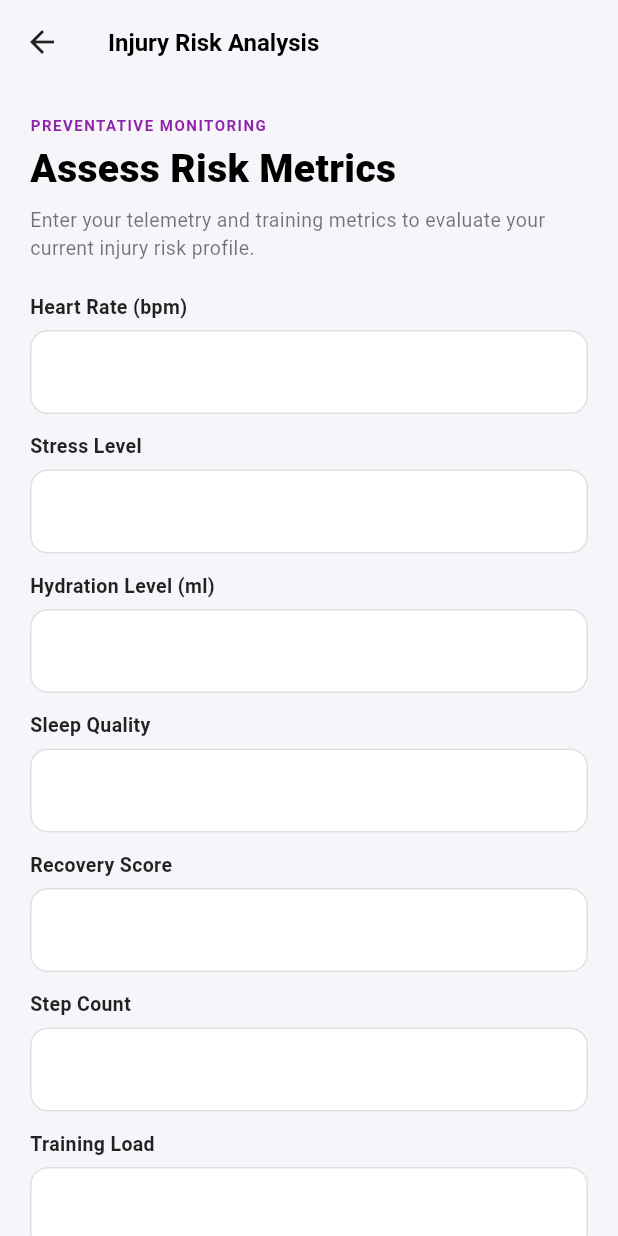
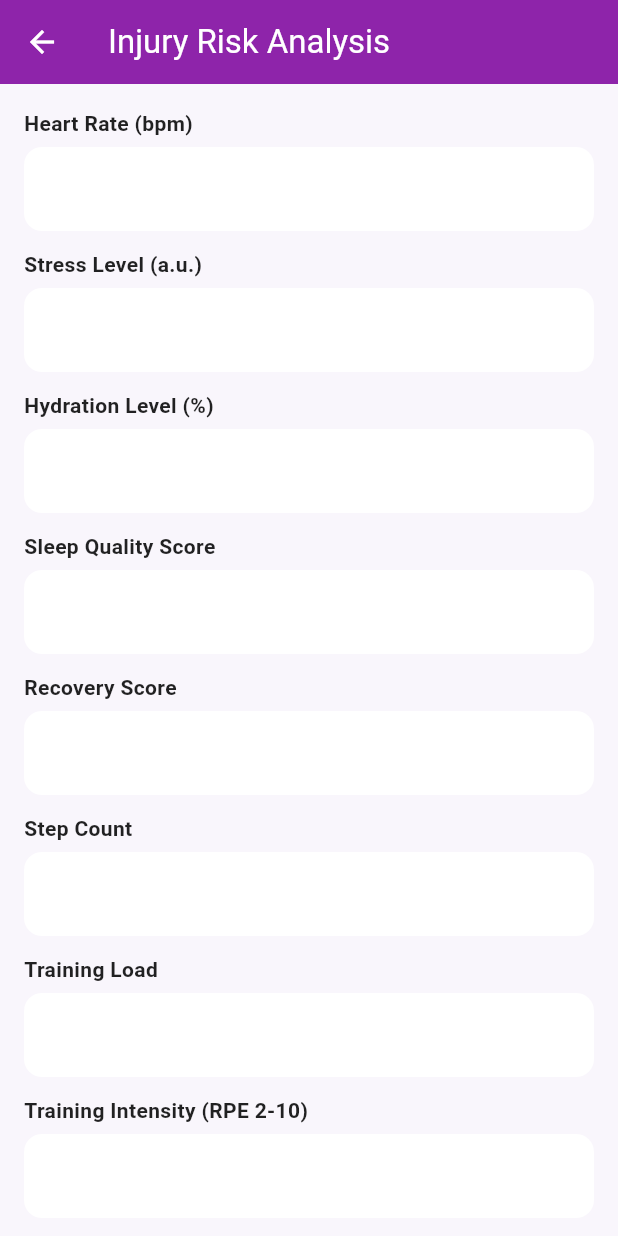
Before and after one commit to ahmadrahees156-creator/fitnect, a Flutter app: the InjuryRiskScreen screen opened directly with empty values, on a phone screen of 412 x 824 dp. Run offline on Flutter 3.47's test engine with Material 3 defaults, Android fonts, the phone set to English and light mode, and no system bars; our stand-ins replace google_sign_in.

Commit message:
injury updated

```diff
--- a/lib/injury.dart
+++ b/lib/injury.dart
@@ -1,14 +1,11 @@
+import 'dart:convert';
 import 'package:flutter/material.dart';
 import 'package:http/http.dart' as http;
-import 'dart:convert';
 
 class InjuryRiskScreen extends StatefulWidget {
   final String token;
 
-  const InjuryRiskScreen({
-    super.key,
-    required this.token,
-  });
+  const InjuryRiskScreen({super.key, required this.token});
 
   @override
   State<InjuryRiskScreen> createState() => _InjuryRiskScreenState();
@@ -18,32 +15,34 @@ class _InjuryRiskScreenState extends State<InjuryRiskScreen> {
   final _formKey = GlobalKey<FormState>();
 
 
-  final TextEditingController _heartRateController = TextEditingController();
-  final TextEditingController _stressController = TextEditingController();
-  final TextEditingController _hydrationController = TextEditingController();
-  final TextEditingController _sleepQualityController = TextEditingController();
-  final TextEditingController _recoveryScoreController = TextEditingController();
-  final TextEditingController _stepCountController = TextEditingController();
-  final TextEditingController _trainingLoadController = TextEditingController();
-  final TextEditingController _trainingIntensityController = TextEditingController();
-  final TextEditingController _trainingDurationController = TextEditingController();
-  final TextEditingController _fatigueIndexController = TextEditingController();
-  final TextEditingController _ageController = TextEditingController();
-  final TextEditingController _bmiController = TextEditingController();
+  final _heartRateController = TextEditingController();
+  final _stressLevelController = TextEditingController();
+  final _hydrationLevelController = TextEditingController();
+  final _sleepQualityController = TextEditingController();
+  final _recoveryScoreController = TextEditingController();
+  final _stepCountController = TextEditingController();
+  final _trainingLoadController = TextEditingController();
+  final _trainingIntensityController = TextEditingController();
+  final _trainingDurationController = TextEditingController();
+  final _fatigueIndexController = TextEditingController();
+  final _ageController = TextEditingController();
+  final _bmiController = TextEditingController();
 
 
-  String _selectedSport = 'Other';
+  String _selectedSportType = 'Soccer';
   String _selectedGender = 'Male';
 
   bool _isLoading = false;
-  String? _errorMessage;
-  Map<String, dynamic>? _predictionResult;
+  Map<String, dynamic>? _apiResult;
+
+  final List<String> _sportTypes = ['Basketball', 'Other', 'Soccer', 'Track'];
+  final List<String> _genders = ['Male', 'Female'];
 
   @override
   void dispose() {
     _heartRateController.dispose();
-    _stressController.dispose();
-    _hydrationController.dispose();
+    _stressLevelController.dispose();
+    _hydrationLevelController.dispose();
     _sleepQualityController.dispose();
     _recoveryScoreController.dispose();
     _stepCountController.dispose();
@@ -56,22 +55,21 @@ class _InjuryRiskScreenState extends State<InjuryRiskScreen> {
     super.dispose();
   }
 
-  Future<void> _submitPrediction() async {
+  Future<void> _submitPredictionData() async {
     if (!_formKey.currentState!.validate()) return;
 
     setState(() {
       _isLoading = true;
-      _errorMessage = null;
-      _predictionResult = null;
+      _apiResult = null;
     });
 
-    final url = Uri.parse('https://fitnect-api-1k4t.onrender.com/api/injury-risk/predict');
 
-    try {
-      final bodyData = {
+    final url = Uri.parse('https://your-backend-api.com/predict');
+
+    final Map<String, dynamic> body = {
       "heart_rate": double.parse(_heartRateController.text),
-        "stress_level": double.parse(_stressController.text),
-        "hydration_level": double.parse(_hydrationController.text),
+      "stress_level": double.parse(_stressLevelController.text),
+      "hydration_level": double.parse(_hydrationLevelController.text),
       "sleep_quality": double.parse(_sleepQualityController.text),
       "recovery_score": double.parse(_recoveryScoreController.text),
       "step_count": double.parse(_stepCountController.text),
@@ -79,227 +77,155 @@ class _InjuryRiskScreenState extends State<InjuryRiskScreen> {
       "training_intensity": double.parse(_trainingIntensityController.text),
       "training_duration": double.parse(_trainingDurationController.text),
       "fatigue_index": double.parse(_fatigueIndexController.text),
-        "sport_type": _selectedSport,
+      "sport_type": _selectedSportType,
       "gender": _selectedGender,
       "age": double.parse(_ageController.text),
       "bmi": double.parse(_bmiController.text),
     };
 
+    try {
       final response = await http.post(
         url,
         headers: {
-          'Content-Type': 'application/json',
-          'Authorization': 'Bearer ${widget.token}',
+          "Content-Type": "application/json",
+          "Authorization": "Bearer ${widget.token}",
         },
-        body: jsonEncode(bodyData),
+        body: jsonEncode(body),
       );
 
       if (response.statusCode == 200) {
         final data = jsonDecode(response.body);
         setState(() {
-          _predictionResult = data;
-        });
-      } else if (response.statusCode == 400) {
-        setState(() {
-          _errorMessage = 'Invalid or missing request fields (400). Please check your input parameters.';
-        });
-      } else if (response.statusCode == 401) {
-        setState(() {
-          _errorMessage = 'Authentication error (401). Missing or invalid Bearer token.';
-        });
-      } else if (response.statusCode == 502 || response.statusCode == 503) {
-        setState(() {
-          _errorMessage = 'ML service failure or unavailability (${response.statusCode}). Please try again later.';
+          _apiResult = data;
         });
       } else {
-        setState(() {
-          _errorMessage = 'Unexpected server error occurred (${response.statusCode}).';
-        });
+        if (mounted) {
+          ScaffoldMessenger.of(context).showSnackBar(
+            SnackBar(content: Text('Server Error: Status code ${response.statusCode}')),
+          );
+        }
       }
     } catch (e) {
-      setState(() {
-        _errorMessage = 'Network connection error: $e';
-      });
+      if (mounted) {
+        ScaffoldMessenger.of(context).showSnackBar(
+          SnackBar(content: Text('Connection Error: $e')),
+        );
+      }
     } finally {
+      if (mounted) {
         setState(() {
           _isLoading = false;
         });
       }
     }
+  }
 
   @override
   Widget build(BuildContext context) {
-    const backgroundColor = Color(0xFFF7F5FA);
-    const primaryPurple = Color(0xFF8E24AA);
-
     return Scaffold(
-      backgroundColor: backgroundColor,
+      backgroundColor: const Color(0xFFF9F6FC),
       appBar: AppBar(
-        backgroundColor: Colors.transparent,
-        elevation: 0,
-        leading: IconButton(
-          icon: const Icon(Icons.arrow_back, color: Colors.black87),
-          onPressed: () => Navigator.pop(context),
-        ),
-        title: const Text('Injury Risk Analysis', style: TextStyle(color: Colors.black, fontWeight: FontWeight.bold, fontSize: 16)),
+        title: const Text('Injury Risk Analysis'),
+        backgroundColor: const Color(0xFF8E24AA),
+        foregroundColor: Colors.white,
       ),
       body: SingleChildScrollView(
-        padding: const EdgeInsets.all(20.0),
+        padding: const EdgeInsets.all(16.0),
         child: Form(
           key: _formKey,
           child: Column(
-            crossAxisAlignment: CrossAxisAlignment.start,
+            crossAxisAlignment: CrossAxisAlignment.stretch,
             children: [
-              const Text('PREVENTATIVE MONITORING', style: TextStyle(color: primaryPurple, fontSize: 10, fontWeight: FontWeight.bold, letterSpacing: 1)),
-              const SizedBox(height: 4),
-              const Text('Assess Risk Metrics', style: TextStyle(fontSize: 26, fontWeight: FontWeight.w900, color: Colors.black)),
+              _buildNumberField('Heart Rate (bpm)', _heartRateController),
+              _buildNumberField('Stress Level (a.u.)', _stressLevelController),
+              _buildNumberField('Hydration Level (%)', _hydrationLevelController),
+              _buildNumberField('Sleep Quality Score', _sleepQualityController),
+              _buildNumberField('Recovery Score', _recoveryScoreController),
+              _buildNumberField('Step Count', _stepCountController),
+              _buildNumberField('Training Load', _trainingLoadController),
+              _buildNumberField('Training Intensity (RPE 2-10)', _trainingIntensityController),
+              _buildNumberField('Training Duration (mins)', _trainingDurationController),
+              _buildNumberField('Fatigue Index', _fatigueIndexController),
+              _buildNumberField('Age (years)', _ageController),
+              _buildNumberField('BMI', _bmiController),
+
+              // Sport Type Dropdown
+              const SizedBox(height: 12),
+              const Text('Sport Type', style: TextStyle(fontWeight: FontWeight.bold, color: Colors.black87)),
               const SizedBox(height: 6),
-              const Text('Enter your telemetry and training metrics to evaluate your current injury risk profile.', style: TextStyle(fontSize: 13, color: Colors.black54)),
-              const SizedBox(height: 20),
-
-
-              if (_errorMessage != null)
-                Container(
-                  padding: const EdgeInsets.all(14),
-                  margin: const EdgeInsets.only(bottom: 20),
-                  decoration: BoxDecoration(
-                    color: Colors.red.withValues(alpha: 0.1),
-                    borderRadius: BorderRadius.circular(12),
-                    border: Border.all(color: Colors.redAccent),
+              DropdownButtonFormField<String>(
+                initialValue: _selectedSportType,
+                decoration: InputDecoration(
+                  filled: true,
+                  fillColor: Colors.white,
+                  border: OutlineInputBorder(borderRadius: BorderRadius.circular(12), borderSide: BorderSide.none),
                 ),
-                  child: Row(
-                    children: [
-                      const Icon(Icons.error_outline, color: Colors.redAccent),
-                      const SizedBox(width: 12),
-                      Expanded(child: Text(_errorMessage!, style: const TextStyle(color: Colors.redAccent, fontSize: 13, fontWeight: FontWeight.w500))),
-                    ],
-                  ),
+                items: _sportTypes.map((sport) {
+                  return DropdownMenuItem(value: sport, child: Text(sport));
+                }).toList(),
+                onChanged: (val) {
+                  if (val != null) setState(() => _selectedSportType = val);
+                },
               ),
 
+              // Gender Dropdown
+              const SizedBox(height: 12),
+              const Text('Gender', style: TextStyle(fontWeight: FontWeight.bold, color: Colors.black87)),
+              const SizedBox(height: 6),
+              DropdownButtonFormField<String>(
+                initialValue: _selectedGender,
+                decoration: InputDecoration(
+                  filled: true,
+                  fillColor: Colors.white,
+                  border: OutlineInputBorder(borderRadius: BorderRadius.circular(12), borderSide: BorderSide.none),
+                ),
+                items: _genders.map((gender) {
+                  return DropdownMenuItem(value: gender, child: Text(gender));
+                }).toList(),
+                onChanged: (val) {
+                  if (val != null) setState(() => _selectedGender = val);
+                },
+              ),
 
-              if (_predictionResult != null)
+              const SizedBox(height: 24),
+              ElevatedButton(
+                onPressed: _isLoading ? null : _submitPredictionData,
+                style: ElevatedButton.styleFrom(
+                  backgroundColor: const Color(0xFF8E24AA),
+                  padding: const EdgeInsets.symmetric(vertical: 16),
+                  shape: RoundedRectangleBorder(borderRadius: BorderRadius.circular(12)),
+                ),
+                child: _isLoading
+                    .toString() == 'true' // safe boolean check
+                    ? const SizedBox(height: 20, width: 20, child: CircularProgressIndicator(color: Colors.white, strokeWidth: 2))
+                    : const Text('Analyze Injury Risk', style: TextStyle(fontSize: 16, color: Colors.white, fontWeight: FontWeight.bold)),
+              ),
+
+              // Results Display Container
+              if (_apiResult != null) ...[
+                const SizedBox(height: 24),
                 Container(
-                  padding: const EdgeInsets.all(20),
-                  margin: const EdgeInsets.only(bottom: 20),
+                  padding: const EdgeInsets.all(16),
                   decoration: BoxDecoration(
-                    color: const Color(0xFFE8DEF8),
-                    borderRadius: BorderRadius.circular(20),
-                    border: Border.all(color: primaryPurple, width: 1.5),
+                    color: Colors.white,
+                    borderRadius: BorderRadius.circular(12),
+                    border: Border.all(color: const Color(0xFF8E24AA).withValues(alpha: 0.3)),
                   ),
                   child: Column(
                     crossAxisAlignment: CrossAxisAlignment.start,
                     children: [
-                      const Text('EVALUATION RESULT', style: TextStyle(fontSize: 10, fontWeight: FontWeight.bold, color: primaryPurple, letterSpacing: 1)),
+                      const Text('Prediction Results', style: TextStyle(fontSize: 18, fontWeight: FontWeight.bold, color: Color(0xFF8E24AA))),
+                      const Divider(),
                       const SizedBox(height: 8),
-                      Row(
-                        mainAxisAlignment: MainAxisAlignment.spaceBetween,
-                        children: [
-                          Text('Risk Level: ${_predictionResult!['risk_level'] ?? 'N/A'}', style: const TextStyle(fontSize: 18, fontWeight: FontWeight.bold, color: Colors.black87)),
-                          Container(
-                            padding: const EdgeInsets.symmetric(horizontal: 12, vertical: 6),
-                            decoration: BoxDecoration(
-                              color: const Color(0xFFFFCC80),
-                              borderRadius: BorderRadius.circular(20),
-                            ),
-                            child: Text('${_predictionResult!['severe_risk_percent'] ?? 0}% Risk', style: const TextStyle(fontWeight: FontWeight.bold, fontSize: 12)),
-                          ),
-                        ],
-                      ),
-                      const SizedBox(height: 10),
-                      Text('Alert: ${_predictionResult!['alert'] ?? 'No alerts generated'}', style: const TextStyle(fontSize: 13, color: Colors.black87)),
+                      Text('Prediction: ${_apiResult!['prediction'] ?? 'N/A'}', style: const TextStyle(fontSize: 15, fontWeight: FontWeight.w600)),
+                      const SizedBox(height: 6),
+                      Text('Risk Level: ${_apiResult!['risk_level'] ?? 'N/A'}', style: const TextStyle(fontSize: 14)),
+                      const SizedBox(height: 6),
+                      Text('Severe Risk Probability: ${_apiResult!['severe_risk_percent'] ?? 0.0}%', style: const TextStyle(fontSize: 14)),
                     ],
                   ),
                 ),
-
-
-              _buildNumberField('Heart Rate (bpm)', _heartRateController),
-              const SizedBox(height: 12),
-              _buildNumberField('Stress Level', _stressController),
-              const SizedBox(height: 12),
-              _buildNumberField('Hydration Level (ml)', _hydrationController),
-              const SizedBox(height: 12),
-              _buildNumberField('Sleep Quality', _sleepQualityController),
-              const SizedBox(height: 12),
-              _buildNumberField('Recovery Score', _recoveryScoreController),
-              const SizedBox(height: 12),
-              _buildNumberField('Step Count', _stepCountController),
-              const SizedBox(height: 12),
-              _buildNumberField('Training Load', _trainingLoadController),
-              const SizedBox(height: 12),
-              _buildNumberField('Training Intensity', _trainingIntensityController),
-              const SizedBox(height: 12),
-              _buildNumberField('Training Duration (mins)', _trainingDurationController),
-              const SizedBox(height: 12),
-              _buildNumberField('Fatigue Index', _fatigueIndexController),
-              const SizedBox(height: 12),
-              _buildNumberField('Age', _ageController),
-              const SizedBox(height: 12),
-              _buildNumberField('BMI', _bmiController),
-              const SizedBox(height: 16),
-
-
-              const Text('Sport Type', style: TextStyle(fontSize: 13, fontWeight: FontWeight.bold, color: Colors.black87)),
-              const SizedBox(height: 6),
-              Container(
-                padding: const EdgeInsets.symmetric(horizontal: 14),
-                decoration: BoxDecoration(
-                  color: Colors.white,
-                  borderRadius: BorderRadius.circular(12),
-                  border: Border.all(color: const Color(0xFFE0E0E0)),
-                ),
-                child: DropdownButtonHideUnderline(
-                  child: DropdownButton<String>(
-                    value: _selectedSport,
-                    isExpanded: true,
-                    items: ['Basketball', 'Other', 'Soccer', 'Track']
-                        .map((sport) => DropdownMenuItem(value: sport, child: Text(sport)))
-                        .toList(),
-                    onChanged: (val) => setState(() => _selectedSport = val!),
-                  ),
-                ),
-              ),
-              const SizedBox(height: 16),
-
-
-              const Text('Gender', style: TextStyle(fontSize: 13, fontWeight: FontWeight.bold, color: Colors.black87)),
-              const SizedBox(height: 6),
-              Container(
-                padding: const EdgeInsets.symmetric(horizontal: 14),
-                decoration: BoxDecoration(
-                  color: Colors.white,
-                  borderRadius: BorderRadius.circular(12),
-                  border: Border.all(color: const Color(0xFFE0E0E0)),
-                ),
-                child: DropdownButtonHideUnderline(
-                  child: DropdownButton<String>(
-                    value: _selectedGender,
-                    isExpanded: true,
-                    items: ['Male', 'Female']
-                        .map((g) => DropdownMenuItem(value: g, child: Text(g)))
-                        .toList(),
-                    onChanged: (val) => setState(() => _selectedGender = val!),
-                  ),
-                ),
-              ),
-              const SizedBox(height: 28),
-
-
-              SizedBox(
-                width: double.infinity,
-                height: 50,
-                child: ElevatedButton(
-                  onPressed: _isLoading ? null : _submitPrediction,
-                  style: ElevatedButton.styleFrom(
-                    backgroundColor: const Color(0xFFFFCC80),
-                    foregroundColor: Colors.black,
-                    elevation: 0,
-                    shape: RoundedRectangleBorder(borderRadius: BorderRadius.circular(12)),
-                  ),
-                  child: _isLoading
-                      ? const SizedBox(width: 20, height: 20, child: CircularProgressIndicator(strokeWidth: 2, color: Colors.black))
-                      : const Text('Run Risk Prediction', style: TextStyle(fontSize: 15, fontWeight: FontWeight.bold)),
-                ),
-              ),
+              ],
             ],
           ),
         ),
@@ -308,19 +234,22 @@ class _InjuryRiskScreenState extends State<InjuryRiskScreen> {
   }
 
   Widget _buildNumberField(String label, TextEditingController controller) {
-    return Column(
+    return Padding(
+      padding: const EdgeInsets.only(bottom: 12.0),
+      child: Column(
         crossAxisAlignment: CrossAxisAlignment.start,
         children: [
-        Text(label, style: const TextStyle(fontSize: 13, fontWeight: FontWeight.bold, color: Colors.black87)),
+          Text(label, style: const TextStyle(fontWeight: FontWeight.bold, color: Colors.black87)),
           const SizedBox(height: 6),
           TextFormField(
             controller: controller,
             keyboardType: const TextInputType.numberWithOptions(decimal: true),
+            enableSuggestions: false,
+            autocorrect: false,
             decoration: InputDecoration(
               filled: true,
               fillColor: Colors.white,
-            border: OutlineInputBorder(borderRadius: BorderRadius.circular(12), borderSide: const BorderSide(color: Color(0xFFE0E0E0))),
-            enabledBorder: OutlineInputBorder(borderRadius: BorderRadius.circular(12), borderSide: const BorderSide(color: Color(0xFFE0E0E0))),
+              border: OutlineInputBorder(borderRadius: BorderRadius.circular(12), borderSide: BorderSide.none),
             ),
             validator: (value) {
               if (value == null || value.isEmpty) return 'This field is required';
@@ -329,6 +258,7 @@ class _InjuryRiskScreenState extends State<InjuryRiskScreen> {
             },
           ),
         ],
+      ),
     );
   }
 }
```
Lines whose indentation alone changed are shown as unchanged.
